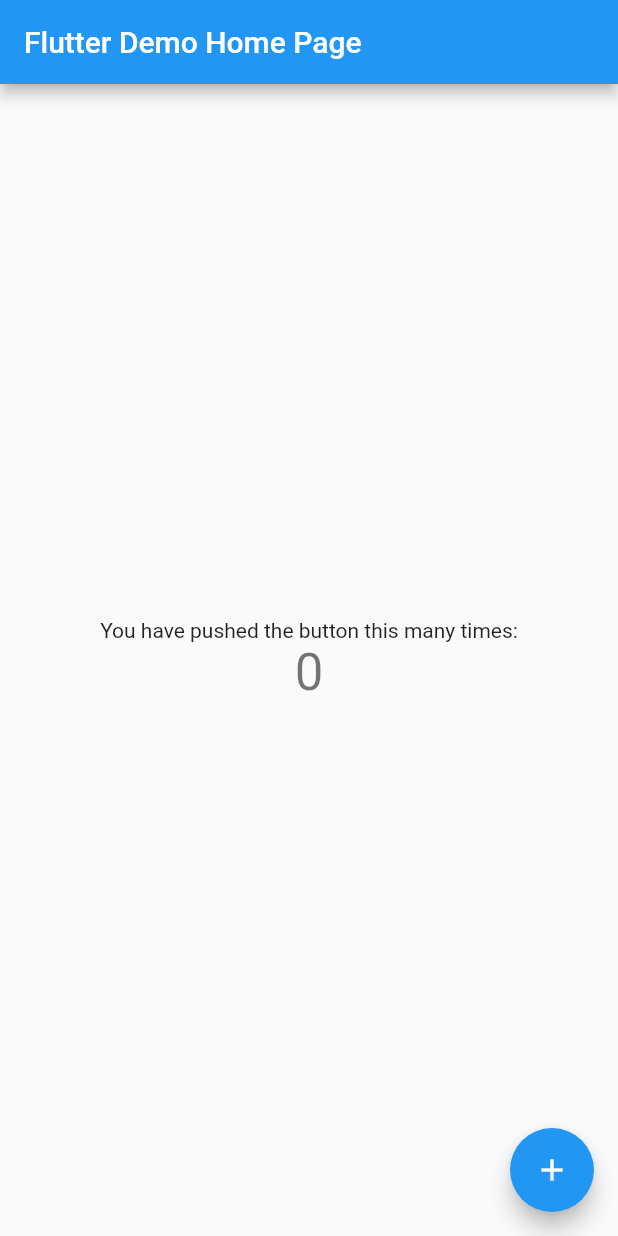
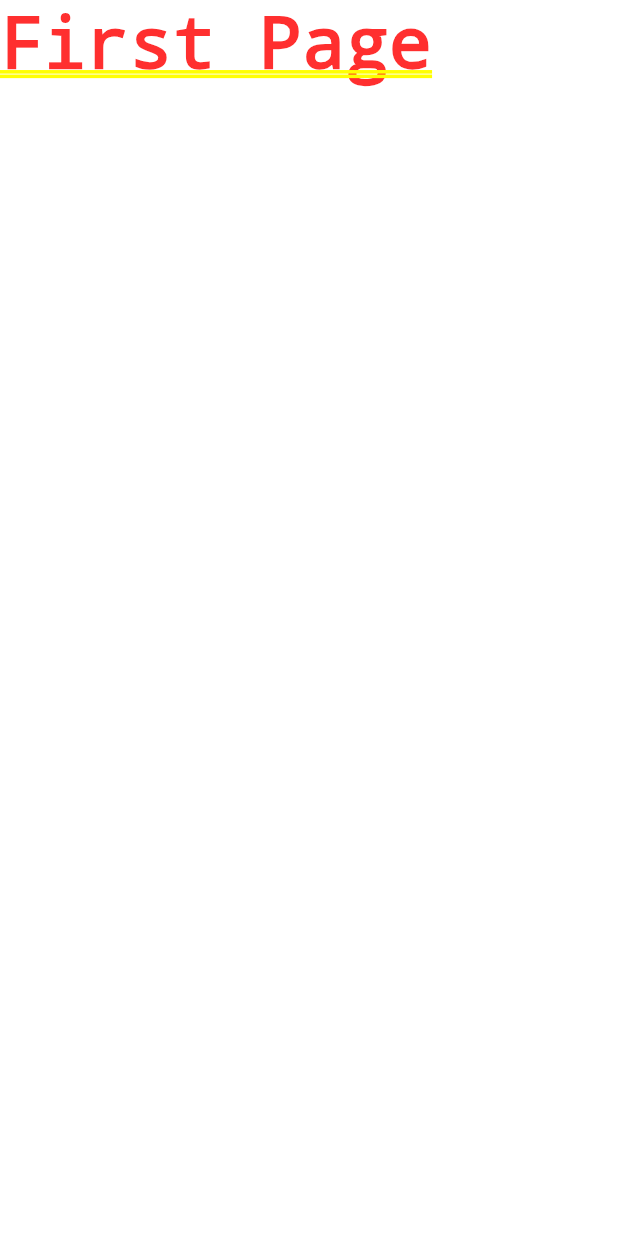
Before and after one commit to ramimhossain12/News-Paper-App, a Flutter app: the screen it shows after launch, on a phone screen of 412 x 824 dp. Run offline on Flutter 3.47's test engine with Material 2 defaults, Android fonts, the phone set to English and light mode, and no system bars.

Commit message:
project create

```diff
--- a/lib/main.dart
+++ b/lib/main.dart
@@ -1,113 +1,13 @@
 import 'package:flutter/material.dart';
+import 'package:newspaper_app/views/homepage.dart';
 
-void main() {
-  runApp(MyApp());
-}
+void main() =>
+  runApp(MaterialApp(
 
-class MyApp extends StatelessWidget {
-  // This widget is the root of your application.
-  @override
-  Widget build(BuildContext context) {
-    return MaterialApp(
-      title: 'Flutter Demo',
-      theme: ThemeData(
-        // This is the theme of your application.
-        //
-        // Try running your application with "flutter run". You'll see the
-        // application has a blue toolbar. Then, without quitting the app, try
-        // changing the primarySwatch below to Colors.green and then invoke
-        // "hot reload" (press "r" in the console where you ran "flutter run",
-        // or simply save your changes to "hot reload" in a Flutter IDE).
-        // Notice that the counter didn't reset back to zero; the application
-        // is not restarted.
-        primarySwatch: Colors.blue,
-      ),
-      home: MyHomePage(title: 'Flutter Demo Home Page'),
-    );
-  }
-}
+    initialRoute:  '/',
+    routes: {
 
-class MyHomePage extends StatefulWidget {
-  MyHomePage({Key key, this.title}) : super(key: key);
+      '/': (contex) => HomePage(),
 
-  // This widget is the home page of your application. It is stateful, meaning
-  // that it has a State object (defined below) that contains fields that affect
-  // how it looks.
-
-  // This class is the configuration for the state. It holds the values (in this
-  // case the title) provided by the parent (in this case the App widget) and
-  // used by the build method of the State. Fields in a Widget subclass are
-  // always marked "final".
-
-  final String title;
-
-  @override
-  _MyHomePageState createState() => _MyHomePageState();
-}
-
-class _MyHomePageState extends State<MyHomePage> {
-  int _counter = 0;
-
-  void _incrementCounter() {
-    setState(() {
-      // This call to setState tells the Flutter framework that something has
-      // changed in this State, which causes it to rerun the build method below
-      // so that the display can reflect the updated values. If we changed
-      // _counter without calling setState(), then the build method would not be
-      // called again, and so nothing would appear to happen.
-      _counter++;
-    });
-  }
-
-  @override
-  Widget build(BuildContext context) {
-    // This method is rerun every time setState is called, for instance as done
-    // by the _incrementCounter method above.
-    //
-    // The Flutter framework has been optimized to make rerunning build methods
-    // fast, so that you can just rebuild anything that needs updating rather
-    // than having to individually change instances of widgets.
-    return Scaffold(
-      appBar: AppBar(
-        // Here we take the value from the MyHomePage object that was created by
-        // the App.build method, and use it to set our appbar title.
-        title: Text(widget.title),
-      ),
-      body: Center(
-        // Center is a layout widget. It takes a single child and positions it
-        // in the middle of the parent.
-        child: Column(
-          // Column is also a layout widget. It takes a list of children and
-          // arranges them vertically. By default, it sizes itself to fit its
-          // children horizontally, and tries to be as tall as its parent.
-          //
-          // Invoke "debug painting" (press "p" in the console, choose the
-          // "Toggle Debug Paint" action from the Flutter Inspector in Android
-          // Studio, or the "Toggle Debug Paint" command in Visual Studio Code)
-          // to see the wireframe for each widget.
-          //
-          // Column has various properties to control how it sizes itself and
-          // how it positions its children. Here we use mainAxisAlignment to
-          // center the children vertically; the main axis here is the vertical
-          // axis because Columns are vertical (the cross axis would be
-          // horizontal).
-          mainAxisAlignment: MainAxisAlignment.center,
-          children: <Widget>[
-            Text(
-              'You have pushed the button this many times:',
-            ),
-            Text(
-              '$_counter',
-              style: Theme.of(context).textTheme.headline4,
-            ),
-          ],
-        ),
-      ),
-      floatingActionButton: FloatingActionButton(
-        onPressed: _incrementCounter,
-        tooltip: 'Increment',
-        child: Icon(Icons.add),
-      ), // This trailing comma makes auto-formatting nicer for build methods.
-    );
-  }
-}
+    },
+  ));
--- /dev/null
+++ b/lib/views/homepage.dart
@@ -0,0 +1,18 @@
+import 'package:flutter/material.dart';
+
+class HomePage extends StatefulWidget {
+
+  @override
+  _HomePageState createState() => _HomePageState();
+}
+
+class _HomePageState extends State<HomePage> {
+
+  @override
+  Widget build(BuildContext context) {
+
+    return Container(
+      child: Text('First Page'),
+    );
+  }
+}
--- a/pubspec.yaml
+++ b/pubspec.yaml
@@ -28,6 +28,8 @@ dependencies:
   # The following adds the Cupertino Icons font to your application.
   # Use with the CupertinoIcons class for iOS style icons.
   cupertino_icons: ^1.0.2
+  http: ^0.12.2
+  cached_network_image: ^2.0.0
 
 dev_dependencies:
   flutter_test:
```
Also changed, not shown: lib/views/categorypage.dart (added), pubspec.lock, 1 other file.
